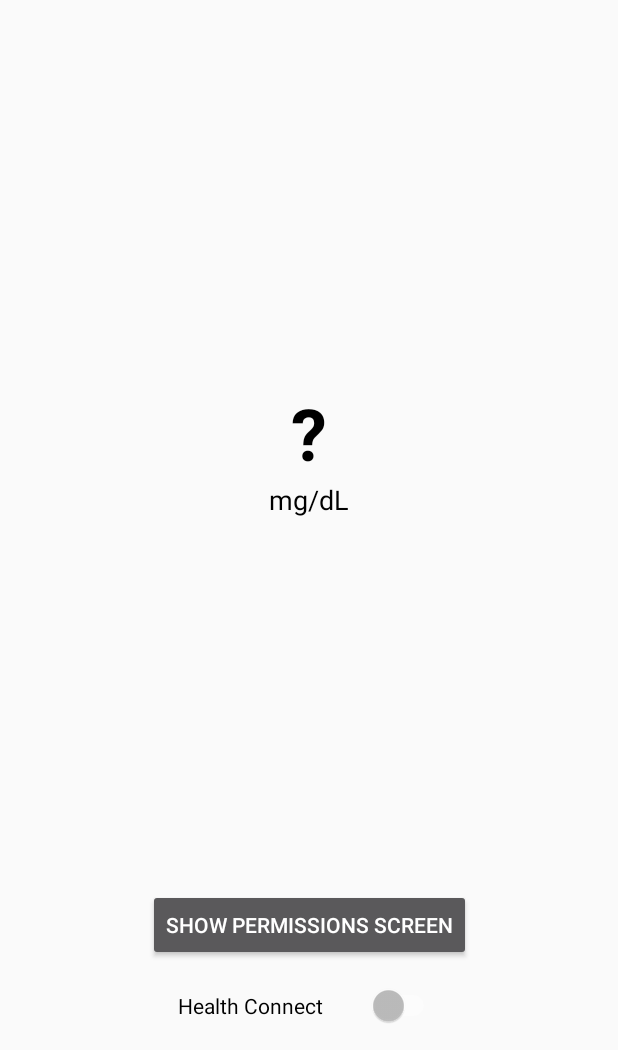
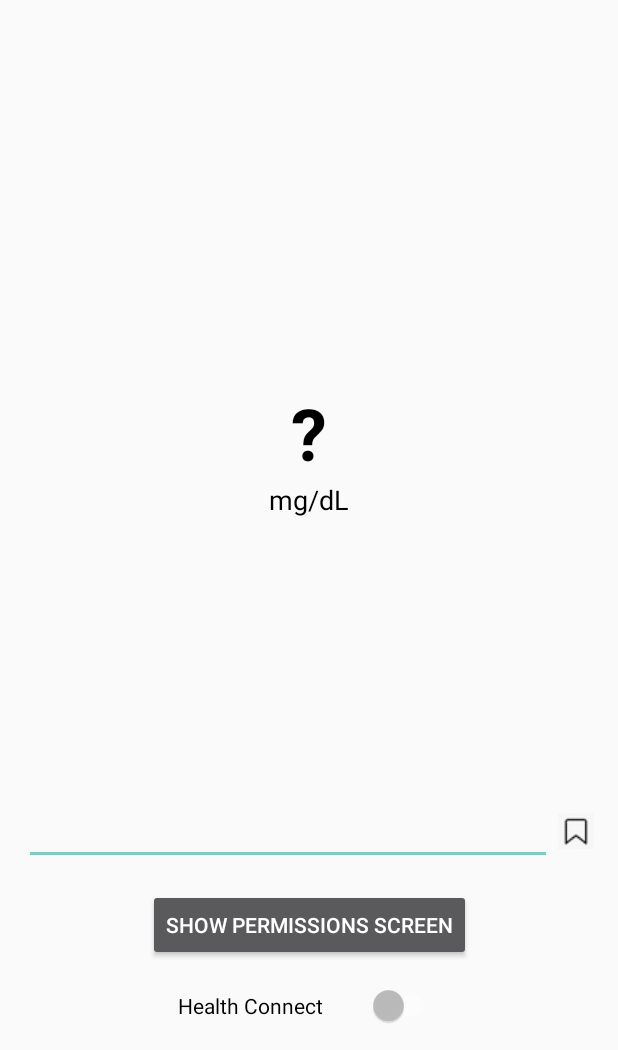
Before and after one commit to vicktor/vampire, an Android app built with Jetpack Compose: the screen it shows after launch (MainActivity), on a phone screen of 412 x 824 dp, the part 186-1236 px from its top. Run offline under Robolectric (Android 15) with nearby library versions, the phone set to English and light mode, and no system bars; libraries missing offline, so code that uses them is left out: androidx.health.connect; 1 statement that could not run was skipped.

```diff
--- a/app/src/main/java/xyz/bauber/vampire/MainActivity.kt
+++ b/app/src/main/java/xyz/bauber/vampire/MainActivity.kt
@@ -13,7 +13,11 @@ import android.os.Bundle
 import android.os.PowerManager
 import android.provider.Settings
 import android.util.Log
+import android.view.View
+import android.view.inputmethod.InputMethodManager
 import android.widget.Button
+import android.widget.EditText
+import android.widget.ImageView
 import android.widget.Switch
 import android.widget.TextView
 import android.widget.Toast
@@ -36,7 +40,6 @@ import xyz.bauber.vampire.health.HealthConnectManager
 import xyz.bauber.vampire.services.CheckService
 import xyz.bauber.vampire.services.VampireCollector
 import java.util.concurrent.TimeUnit
-import kotlin.coroutines.jvm.internal.CompletedContinuation.context
 
 @OptIn(DelicateCoroutinesApi::class)
 class MainActivity : ComponentActivity() {
@@ -66,6 +69,19 @@ class MainActivity : ComponentActivity() {
         findViewById<Switch>(R.id.hconnect).setOnClickListener {
             toggleHC(findViewById<Switch>(R.id.hconnect).isChecked)
         }
+
+        val packagename = findViewById<EditText>(R.id.packname)
+        val sp = getSharedPreferences("vampire", Context.MODE_PRIVATE)
+        packagename.setText(sp.getString("shareto", ""))
+
+        findViewById<ImageView>(R.id.save).setOnClickListener {
+            val editor = sp.edit()
+            editor.putString("shareto", packagename.text.toString())
+            editor.apply()
+            Toast.makeText(this, "packagename saved!", Toast.LENGTH_LONG).show()
+            hideKeyboard(this)
+        }
+
 
         val cn = ComponentName(this, VampireCollector::class.java)
         val flat = Settings.Secure.getString(
@@ -108,6 +124,14 @@ class MainActivity : ComponentActivity() {
         }
 
     }
+
+    fun hideKeyboard(activity: Activity) {
+        val inputMethodManager = activity.getSystemService(Activity.INPUT_METHOD_SERVICE) as InputMethodManager
+        // Verificar si no hay vista enfocada actualmente
+        val view = activity.currentFocus ?: View(activity)
+        inputMethodManager.hideSoftInputFromWindow(view.windowToken, 0)
+    }
+
 
     fun startJobScheduler() {
         val jobScheduler = getSystemService(Context.JOB_SCHEDULER_SERVICE) as JobScheduler
--- a/app/src/main/res/layout/activity_main.xml
+++ b/app/src/main/res/layout/activity_main.xml
@@ -91,4 +91,29 @@
         app:layout_constraintEnd_toEndOf="parent"
         app:layout_constraintStart_toStartOf="parent" />
 
+    <EditText
+        android:id="@+id/packname"
+        android:layout_width="0dp"
+        android:layout_height="wrap_content"
+        android:layout_marginStart="16dp"
+        android:layout_marginEnd="4dp"
+        android:layout_marginBottom="16dp"
+        android:textColor="#000"
+        android:tooltipText="com.package.name"
+        android:singleLine="true"
+        app:layout_constraintBottom_toTopOf="@+id/bPermission"
+        app:layout_constraintEnd_toStartOf="@+id/save"
+        app:layout_constraintHorizontal_bias="1.0"
+        app:layout_constraintStart_toStartOf="parent" />
+
+    <ImageView
+        android:id="@+id/save"
+        android:layout_width="wrap_content"
+        android:layout_height="wrap_content"
+        android:layout_marginEnd="16dp"
+        android:src="@drawable/save"
+        app:layout_constraintBottom_toBottomOf="@+id/packname"
+        app:layout_constraintEnd_toEndOf="parent"
+        app:layout_constraintTop_toTopOf="@+id/packname" />
+
 </androidx.constraintlayout.widget.ConstraintLayout>
--- a/app/src/main/res/mipmap-anydpi-v26/ic_launcher_round.xml
+++ b/app/src/main/res/mipmap-anydpi-v26/ic_launcher_round.xml
@@ -1,6 +1,6 @@
 <?xml version="1.0" encoding="utf-8"?>
 <adaptive-icon xmlns:android="http://schemas.android.com/apk/res/android">
     <background android:drawable="@drawable/ic_launcher_background" />
-    <foreground android:drawable="@drawable/ic_launcher_foreground" />
-    <monochrome android:drawable="@drawable/ic_launcher_foreground" />
+    <foreground android:drawable="@drawable/ic_notification" />
+    <monochrome android:drawable="@drawable/ic_notification" />
 </adaptive-icon>
```
Also changed, not shown: app/src/main/java/xyz/bauber/vampire/SendBroadcast.kt (added, +18 -0 lines), app/src/main/java/xyz/bauber/vampire/services/VampireCollector.kt (+12 -0 lines), app/src/main/res/drawable/save.png (added), 1 other file.
